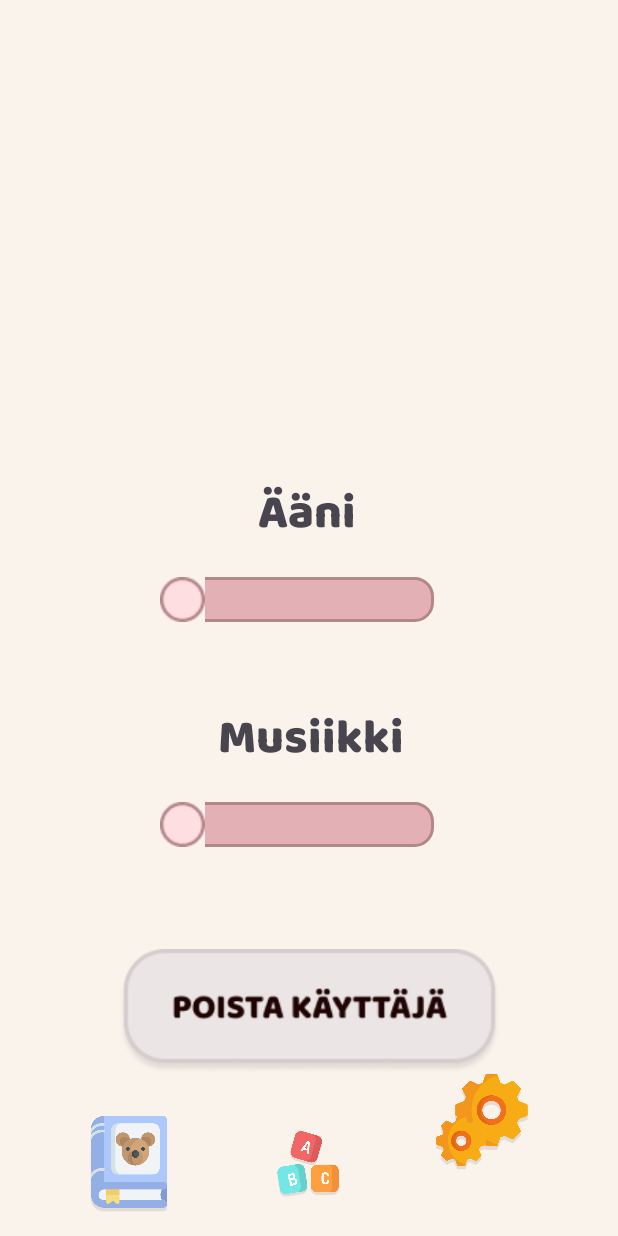
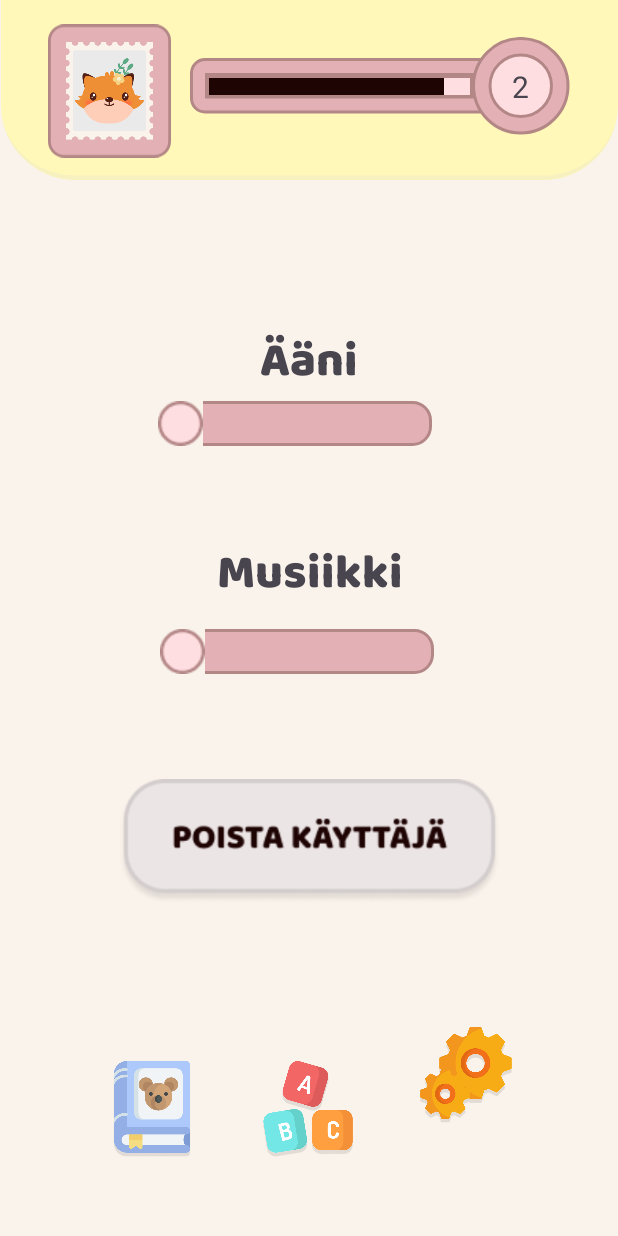
Before and after one commit to Jxkume/LanguageApp, an Android app: the SettingsActivity screen opened directly, with no data from a screen before it, on a phone screen of 412 x 824 dp. Run offline under Robolectric (Android 15) with nearby library versions, the phone set to English and light mode, and no system bars.

Commit message:
Kaikissa päänäkymissä on nyt alanapit ja niiden paikat on oikein.

```diff
--- a/app/src/main/res/layout/homeactivity.xml
+++ b/app/src/main/res/layout/homeactivity.xml
@@ -69,7 +69,7 @@
         app:layout_constraintHorizontal_bias="0.498"
         app:layout_constraintStart_toStartOf="parent"
         app:layout_constraintTop_toTopOf="parent"
-        app:layout_constraintVertical_bias="0.897"
+        app:layout_constraintVertical_bias="0.901"
         app:srcCompat="@drawable/homeicon" />
 
     <ImageView
@@ -81,7 +81,7 @@
         app:layout_constraintHorizontal_bias="0.2"
         app:layout_constraintStart_toStartOf="parent"
         app:layout_constraintTop_toTopOf="parent"
-        app:layout_constraintVertical_bias="0.932"
+        app:layout_constraintVertical_bias="0.931"
         app:srcCompat="@drawable/profileicon" />
 
     <ImageView
--- a/app/src/main/res/layout/profileactivity.xml
+++ b/app/src/main/res/layout/profileactivity.xml
@@ -1,50 +1,14 @@
 <?xml version="1.0" encoding="utf-8"?>
 <androidx.constraintlayout.widget.ConstraintLayout xmlns:android="http://schemas.android.com/apk/res/android"
     xmlns:app="http://schemas.android.com/apk/res-auto"
-    xmlns:tools="http://schemas.android.com/tools"
     android:layout_width="match_parent"
     android:layout_height="match_parent"
     android:background="#FAF3EC">
 
-    <ImageView
-        android:id="@+id/homeIcon"
-        android:layout_width="64dp"
-        android:layout_height="64dp"
-        android:layout_marginBottom="16dp"
-        android:elevation="10dp"
-        android:padding="10dp"
-        app:layout_constraintBottom_toBottomOf="parent"
-        app:layout_constraintEnd_toEndOf="parent"
-        app:layout_constraintHorizontal_bias="0.498"
-        app:layout_constraintStart_toStartOf="parent"
-        app:srcCompat="@drawable/homeicon" />
-
-    <ImageView
-        android:id="@+id/settingsIcon"
-        android:layout_width="64dp"
-        android:layout_height="64dp"
-        android:layout_marginBottom="16dp"
-        app:layout_constraintBottom_toBottomOf="parent"
-        app:layout_constraintEnd_toEndOf="parent"
-        app:layout_constraintHorizontal_bias="0.472"
-        app:layout_constraintStart_toEndOf="@+id/homeIcon"
-        app:srcCompat="@drawable/settingsicon" />
-
-    <ImageView
-        android:id="@+id/profileIcon"
-        android:layout_width="64dp"
-        android:layout_height="64dp"
-        android:layout_marginBottom="44dp"
-        app:layout_constraintBottom_toBottomOf="parent"
-        app:layout_constraintEnd_toStartOf="@+id/homeIcon"
-        app:layout_constraintHorizontal_bias="0.495"
-        app:layout_constraintStart_toStartOf="parent"
-        app:srcCompat="@drawable/profileicon" />
-
     <TextView
         android:id="@+id/usernameText"
-        android:layout_width="109dp"
-        android:layout_height="54dp"
+        android:layout_width="256dp"
+        android:layout_height="55dp"
         android:layout_marginTop="352dp"
         android:fontFamily="@font/baloo2_extra"
         android:gravity="center"
@@ -128,4 +92,40 @@
         app:layout_constraintTop_toTopOf="@+id/profilePictureBackground"
         app:srcCompat="@drawable/fox" />
 
+    <ImageView
+        android:id="@+id/homeIcon"
+        android:layout_width="64dp"
+        android:layout_height="64dp"
+        app:layout_constraintBottom_toBottomOf="parent"
+        app:layout_constraintEnd_toEndOf="parent"
+        app:layout_constraintHorizontal_bias="0.498"
+        app:layout_constraintStart_toStartOf="parent"
+        app:layout_constraintTop_toTopOf="parent"
+        app:layout_constraintVertical_bias="0.931"
+        app:srcCompat="@drawable/homeicon" />
+
+    <ImageView
+        android:id="@+id/profileIcon"
+        android:layout_width="64dp"
+        android:layout_height="64dp"
+        app:layout_constraintBottom_toBottomOf="parent"
+        app:layout_constraintEnd_toEndOf="parent"
+        app:layout_constraintHorizontal_bias="0.2"
+        app:layout_constraintStart_toStartOf="parent"
+        app:layout_constraintTop_toTopOf="parent"
+        app:layout_constraintVertical_bias="0.901"
+        app:srcCompat="@drawable/profileicon" />
+
+    <ImageView
+        android:id="@+id/settingsIcon"
+        android:layout_width="64dp"
+        android:layout_height="64dp"
+        app:layout_constraintBottom_toBottomOf="parent"
+        app:layout_constraintEnd_toEndOf="parent"
+        app:layout_constraintHorizontal_bias="0.8"
+        app:layout_constraintStart_toStartOf="parent"
+        app:layout_constraintTop_toTopOf="parent"
+        app:layout_constraintVertical_bias="0.931"
+        app:srcCompat="@drawable/settingsicon" />
+
 </androidx.constraintlayout.widget.ConstraintLayout>
--- a/app/src/main/res/layout/settingsactivity.xml
+++ b/app/src/main/res/layout/settingsactivity.xml
@@ -6,102 +6,112 @@
     android:layout_height="match_parent"
     android:background="#FAF3EC">
 
-
-    <ImageView
-        android:id="@+id/imageView"
-        android:layout_width="64dp"
-        android:layout_height="64dp"
-        android:layout_marginBottom="16dp"
-        android:elevation="10dp"
-        android:padding="10dp"
-        app:layout_constraintBottom_toBottomOf="parent"
-        app:layout_constraintEnd_toEndOf="parent"
-        app:layout_constraintHorizontal_bias="0.498"
-        app:layout_constraintStart_toStartOf="parent"
-        app:srcCompat="@drawable/homeicon" />
-
-    <ImageView
-        android:id="@+id/imageView2"
-        android:layout_width="64dp"
-        android:layout_height="64dp"
-        android:layout_marginBottom="16dp"
-        app:layout_constraintBottom_toBottomOf="parent"
-        app:layout_constraintEnd_toStartOf="@+id/imageView"
-        app:layout_constraintHorizontal_bias="0.495"
-        app:layout_constraintStart_toStartOf="parent"
-        app:srcCompat="@drawable/profileicon" />
-
-    <ImageView
-        android:id="@+id/imageView3"
-        android:layout_width="64dp"
-        android:layout_height="64dp"
-        android:layout_marginBottom="44dp"
-        app:layout_constraintBottom_toBottomOf="parent"
-        app:layout_constraintEnd_toEndOf="parent"
-        app:layout_constraintHorizontal_bias="0.472"
-        app:layout_constraintStart_toEndOf="@+id/imageView"
-        app:srcCompat="@drawable/settingsicon" />
-
-    <TextView
-        android:id="@+id/soundLabelSettings"
-        android:layout_width="wrap_content"
+    <include
+        android:id="@+id/navbar"
+        layout="@layout/navbar_layout"
+        android:layout_width="match_parent"
         android:layout_height="wrap_content"
-        android:layout_marginBottom="16dp"
-        android:fontFamily="@font/baloo2_extra"
-        android:gravity="center"
-        android:text="Ääni"
-        android:textSize="32dp"
-        app:layout_constraintBottom_toTopOf="@+id/soundSettindsSlider"
-        app:layout_constraintEnd_toEndOf="parent"
-        app:layout_constraintHorizontal_bias="0.497"
-        app:layout_constraintStart_toStartOf="parent" />
+        android:layout_alignParentBottom="true" />
 
     <TextView
         android:id="@+id/musicLabelSettings"
         android:layout_width="wrap_content"
         android:layout_height="wrap_content"
-        android:layout_marginBottom="16dp"
         android:fontFamily="@font/baloo2_extra"
         android:gravity="center"
         android:text="Musiikki"
         android:textSize="32dp"
-        app:layout_constraintBottom_toTopOf="@+id/musicSettindsSlider"
+        app:layout_constraintBottom_toBottomOf="parent"
         app:layout_constraintEnd_toEndOf="parent"
-        app:layout_constraintHorizontal_bias="0.503"
-        app:layout_constraintStart_toStartOf="parent" />
-
-    <SeekBar
-        android:id="@+id/musicSettindsSlider"
-        android:layout_width="200dp"
-        android:layout_height="30dp"
-        android:layout_marginBottom="68dp"
-        android:progressDrawable="@drawable/custom_seekbar"
-        android:thumb="@drawable/musicsliderellipse"
-        app:layout_constraintBottom_toTopOf="@+id/deleteUserButton"
-        app:layout_constraintEnd_toEndOf="parent"
-        app:layout_constraintHorizontal_bias="0.497"
-        app:layout_constraintStart_toStartOf="parent" />
+        app:layout_constraintStart_toStartOf="parent"
+        app:layout_constraintTop_toTopOf="parent"
+        app:layout_constraintVertical_bias="0.462" />
 
     <ImageView
         android:id="@+id/deleteUserButton"
         android:layout_width="271dp"
         android:layout_height="83dp"
-        android:layout_marginBottom="28dp"
-        app:layout_constraintBottom_toTopOf="@+id/imageView"
+        app:layout_constraintBottom_toBottomOf="parent"
         app:layout_constraintEnd_toEndOf="parent"
         app:layout_constraintStart_toStartOf="parent"
+        app:layout_constraintTop_toTopOf="parent"
+        app:layout_constraintVertical_bias="0.701"
         app:srcCompat="@drawable/deleteuserbutton" />
 
     <SeekBar
         android:id="@+id/soundSettindsSlider"
         android:layout_width="200dp"
         android:layout_height="30dp"
-        android:layout_marginBottom="52dp"
         android:progressDrawable="@drawable/custom_seekbar"
         android:thumb="@drawable/musicsliderellipse"
-        app:layout_constraintBottom_toTopOf="@+id/musicLabelSettings"
+        app:layout_constraintBottom_toBottomOf="parent"
+        app:layout_constraintEnd_toEndOf="parent"
+        app:layout_constraintHorizontal_bias="0.492"
+        app:layout_constraintStart_toStartOf="parent"
+        app:layout_constraintTop_toTopOf="parent"
+        app:layout_constraintVertical_bias="0.337" />
+
+    <TextView
+        android:id="@+id/soundLabelSettings"
+        android:layout_width="wrap_content"
+        android:layout_height="wrap_content"
+        android:fontFamily="@font/baloo2_extra"
+        android:gravity="center"
+        android:text="Ääni"
+        android:textSize="32dp"
+        app:layout_constraintBottom_toBottomOf="parent"
+        app:layout_constraintEnd_toEndOf="parent"
+        app:layout_constraintStart_toStartOf="parent"
+        app:layout_constraintTop_toTopOf="parent"
+        app:layout_constraintVertical_bias="0.279" />
+
+    <SeekBar
+        android:id="@+id/musicSettindsSlider"
+        android:layout_width="200dp"
+        android:layout_height="30dp"
+        android:progressDrawable="@drawable/custom_seekbar"
+        android:thumb="@drawable/musicsliderellipse"
+        app:layout_constraintBottom_toBottomOf="parent"
         app:layout_constraintEnd_toEndOf="parent"
         app:layout_constraintHorizontal_bias="0.497"
-        app:layout_constraintStart_toStartOf="parent" />
+        app:layout_constraintStart_toStartOf="parent"
+        app:layout_constraintTop_toTopOf="parent"
+        app:layout_constraintVertical_bias="0.528" />
+
+    <ImageView
+        android:id="@+id/homeIcon"
+        android:layout_width="64dp"
+        android:layout_height="64dp"
+        app:layout_constraintBottom_toBottomOf="parent"
+        app:layout_constraintEnd_toEndOf="parent"
+        app:layout_constraintHorizontal_bias="0.498"
+        app:layout_constraintStart_toStartOf="parent"
+        app:layout_constraintTop_toTopOf="parent"
+        app:layout_constraintVertical_bias="0.931"
+        app:srcCompat="@drawable/homeicon" />
+
+    <ImageView
+        android:id="@+id/profileIcon"
+        android:layout_width="64dp"
+        android:layout_height="64dp"
+        app:layout_constraintBottom_toBottomOf="parent"
+        app:layout_constraintEnd_toEndOf="parent"
+        app:layout_constraintHorizontal_bias="0.2"
+        app:layout_constraintStart_toStartOf="parent"
+        app:layout_constraintTop_toTopOf="parent"
+        app:layout_constraintVertical_bias="0.931"
+        app:srcCompat="@drawable/profileicon" />
+
+    <ImageView
+        android:id="@+id/settingsIcon"
+        android:layout_width="64dp"
+        android:layout_height="64dp"
+        app:layout_constraintBottom_toBottomOf="parent"
+        app:layout_constraintEnd_toEndOf="parent"
+        app:layout_constraintHorizontal_bias="0.8"
+        app:layout_constraintStart_toStartOf="parent"
+        app:layout_constraintTop_toTopOf="parent"
+        app:layout_constraintVertical_bias="0.901"
+        app:srcCompat="@drawable/settingsicon" />
 
 </androidx.constraintlayout.widget.ConstraintLayout>
```
